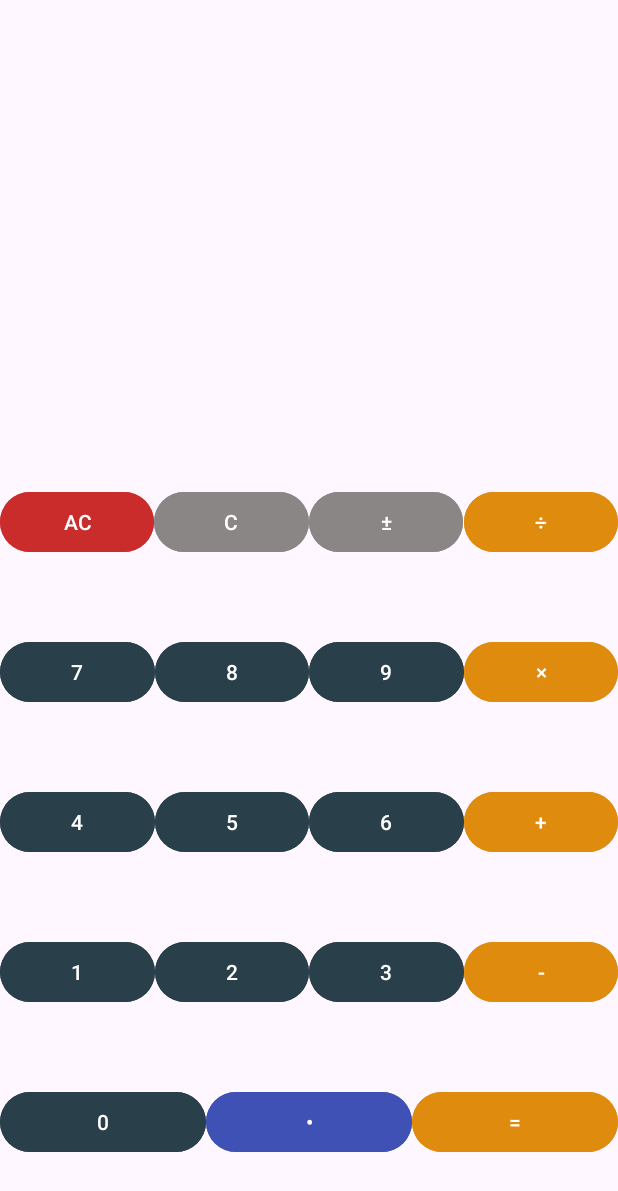
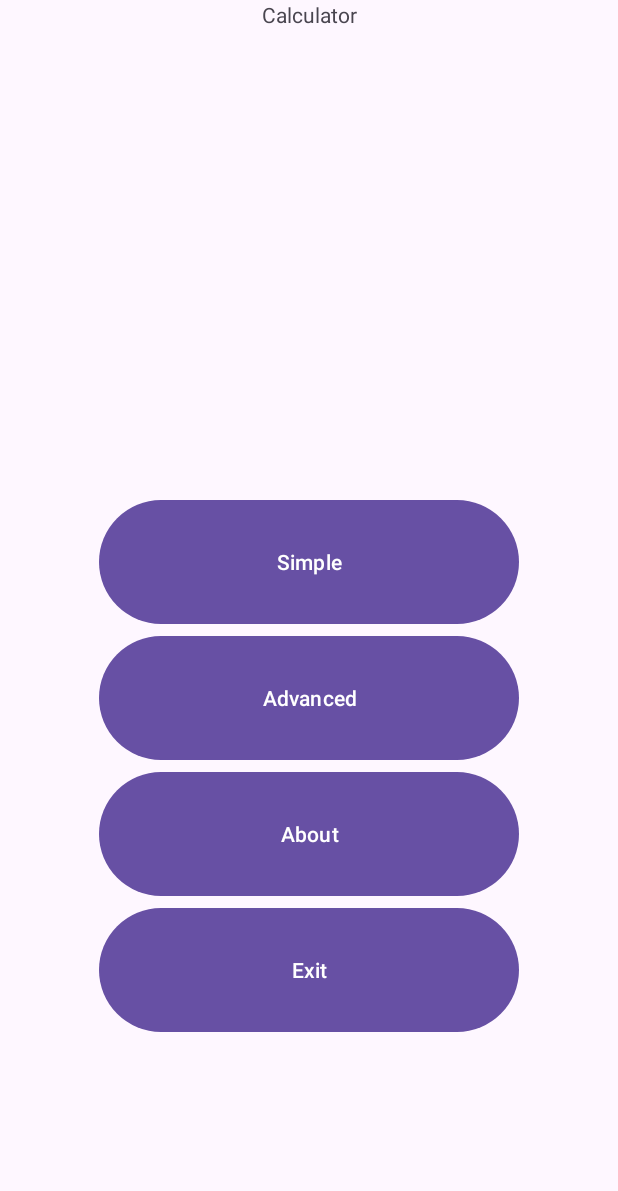
Before and after one commit to Wikcis/Calculator, an Android app: the screen it shows after launch (MainActivity before the commit, HomeScreen after it), on a phone screen of 412 x 824 dp. Shown: the top 1191 px of the screen. Run offline under Robolectric (Android 15) with nearby library versions, the phone set to English and light mode, and no system bars.

Commit message:
Add home screen, add buttons

```diff
--- a/app/src/main/AndroidManifest.xml
+++ b/app/src/main/AndroidManifest.xml
@@ -14,6 +14,9 @@
         tools:targetApi="31">
         <activity
             android:name=".MainActivity"
+            android:exported="false"/>
+        <activity
+            android:name=".HomeScreen"
             android:exported="true">
             <intent-filter>
                 <action android:name="android.intent.action.MAIN" />
--- /dev/null
+++ b/app/src/main/java/com/example/calculator/HomeScreen.kt
@@ -0,0 +1,31 @@
+package com.example.calculator
+
+import android.content.Intent
+import android.os.Bundle
+import android.widget.Button
+import androidx.activity.enableEdgeToEdge
+import androidx.appcompat.app.AppCompatActivity
+import androidx.core.view.ViewCompat
+import androidx.core.view.WindowInsetsCompat
+import com.example.calculator.databinding.ActivityHomeScreenBinding
+
+class HomeScreen : AppCompatActivity() {
+    private lateinit var binding: ActivityHomeScreenBinding
+    override fun onCreate(savedInstanceState: Bundle?) {
+        super.onCreate(savedInstanceState)
+        binding = ActivityHomeScreenBinding.inflate(layoutInflater)
+        setContentView(binding.root)
+        enableEdgeToEdge()
+
+        ViewCompat.setOnApplyWindowInsetsListener(findViewById(R.id.main)) { v, insets ->
+            val systemBars = insets.getInsets(WindowInsetsCompat.Type.systemBars())
+            v.setPadding(systemBars.left, systemBars.top, systemBars.right, systemBars.bottom)
+            insets
+        }
+
+        binding.simpleCalcButton.setOnClickListener {
+            val intent = Intent(this, MainActivity::class.java)
+            startActivity(intent)
+        }
+    }
+}
--- /dev/null
+++ b/app/src/main/res/layout/activity_home_screen.xml
@@ -0,0 +1,89 @@
+<?xml version="1.0" encoding="utf-8"?>
+<androidx.constraintlayout.widget.ConstraintLayout xmlns:android="http://schemas.android.com/apk/res/android"
+    xmlns:app="http://schemas.android.com/apk/res-auto"
+    xmlns:tools="http://schemas.android.com/tools"
+    android:id="@+id/main"
+    android:layout_width="match_parent"
+    android:layout_height="match_parent"
+    tools:context=".HomeScreen">
+
+    <Button
+        android:id="@+id/simpleCalcButton"
+        android:layout_width="0dp"
+        android:layout_height="0dp"
+        android:text="Simple"
+        app:layout_constraintBottom_toTopOf="@+id/advancedCalcButton"
+        app:layout_constraintEnd_toStartOf="@+id/guideline4"
+        app:layout_constraintStart_toStartOf="@+id/guideline2"
+        app:layout_constraintTop_toTopOf="@+id/guideline" />
+
+    <Button
+        android:id="@+id/advancedCalcButton"
+        android:layout_width="0dp"
+        android:layout_height="0dp"
+        android:text="Advanced"
+        app:layout_constraintBottom_toTopOf="@+id/aboutButton"
+        app:layout_constraintEnd_toStartOf="@+id/guideline4"
+        app:layout_constraintStart_toStartOf="@+id/guideline2"
+        app:layout_constraintTop_toBottomOf="@+id/simpleCalcButton" />
+
+    <Button
+        android:id="@+id/aboutButton"
+        android:layout_width="0dp"
+        android:layout_height="0dp"
+        android:text="About"
+        app:layout_constraintBottom_toTopOf="@+id/exitButton"
+        app:layout_constraintEnd_toStartOf="@+id/guideline4"
+        app:layout_constraintStart_toStartOf="@+id/guideline2"
+        app:layout_constraintTop_toBottomOf="@+id/advancedCalcButton" />
+
+    <Button
+        android:id="@+id/exitButton"
+        android:layout_width="0dp"
+        android:layout_height="0dp"
+        android:text="Exit"
+        app:layout_constraintBottom_toTopOf="@+id/guideline5"
+        app:layout_constraintEnd_toStartOf="@+id/guideline4"
+        app:layout_constraintHorizontal_bias="0.0"
+        app:layout_constraintStart_toStartOf="@+id/guideline2"
+        app:layout_constraintTop_toBottomOf="@+id/aboutButton" />
+
+    <TextView
+        android:id="@+id/calculatorTextView"
+        android:layout_width="0dp"
+        android:layout_height="0dp"
+        android:text="Calculator"
+        android:textAlignment="center"
+        app:layout_constraintBottom_toTopOf="@+id/guideline"
+        app:layout_constraintEnd_toEndOf="parent"
+        app:layout_constraintStart_toStartOf="parent"
+        app:layout_constraintTop_toTopOf="parent" />
+
+    <androidx.constraintlayout.widget.Guideline
+        android:id="@+id/guideline"
+        android:layout_width="wrap_content"
+        android:layout_height="wrap_content"
+        android:orientation="horizontal"
+        app:layout_constraintGuide_percent="0.4" />
+
+    <androidx.constraintlayout.widget.Guideline
+        android:id="@+id/guideline2"
+        android:layout_width="wrap_content"
+        android:layout_height="wrap_content"
+        android:orientation="vertical"
+        app:layout_constraintGuide_percent="0.16" />
+
+    <androidx.constraintlayout.widget.Guideline
+        android:id="@+id/guideline4"
+        android:layout_width="wrap_content"
+        android:layout_height="wrap_content"
+        android:orientation="vertical"
+        app:layout_constraintGuide_percent="0.84" />
+
+    <androidx.constraintlayout.widget.Guideline
+        android:id="@+id/guideline5"
+        android:layout_width="wrap_content"
+        android:layout_height="wrap_content"
+        android:orientation="horizontal"
+        app:layout_constraintGuide_percent="0.84" />
+</androidx.constraintlayout.widget.ConstraintLayout>
--- a/app/src/main/res/layout/activity_main.xml
+++ b/app/src/main/res/layout/activity_main.xml
@@ -10,10 +10,11 @@
     <Button
         android:id="@+id/clearButton"
         android:layout_width="0dp"
-        android:layout_height="wrap_content"
+        android:layout_height="0dp"
         android:backgroundTint="#8A8686"
         android:text="C"
         android:textColor="#FFFFFF"
+        android:textSize="34sp"
         app:layout_constraintBottom_toTopOf="@+id/eightButton"
         app:layout_constraintEnd_toStartOf="@+id/plusMinusButton"
         app:layout_constraintHorizontal_bias="0.5"
@@ -23,23 +24,24 @@
     <Button
         android:id="@+id/resultButton"
         android:layout_width="0dp"
-        android:layout_height="wrap_content"
+        android:layout_height="0dp"
         android:backgroundTint="#DF8B0E"
         android:text="="
         android:textColor="#FFFFFF"
+        android:textSize="34sp"
         app:layout_constraintBottom_toBottomOf="parent"
         app:layout_constraintEnd_toEndOf="parent"
-        app:layout_constraintHorizontal_bias="0.5"
         app:layout_constraintStart_toEndOf="@+id/dotButton"
         app:layout_constraintTop_toBottomOf="@+id/subtractButton" />
 
     <Button
         android:id="@+id/multiplyButton"
         android:layout_width="0dp"
-        android:layout_height="wrap_content"
+        android:layout_height="0dp"
         android:backgroundTint="#DF8B0E"
         android:text="×"
         android:textColor="#FFFFFF"
+        android:textSize="34sp"
         app:layout_constraintBottom_toTopOf="@+id/addButton"
         app:layout_constraintEnd_toEndOf="parent"
         app:layout_constraintHorizontal_bias="0.5"
@@ -49,10 +51,11 @@
     <Button
         android:id="@+id/fiveButton"
         android:layout_width="0dp"
-        android:layout_height="wrap_content"
+        android:layout_height="0dp"
         android:backgroundTint="#293F49"
         android:text="5"
         android:textColor="#FFFFFF"
+        android:textSize="34sp"
         app:layout_constraintBottom_toTopOf="@+id/twoButton"
         app:layout_constraintEnd_toStartOf="@+id/sixButton"
         app:layout_constraintHorizontal_bias="0.5"
@@ -62,23 +65,24 @@
     <Button
         android:id="@+id/dotButton"
         android:layout_width="0dp"
-        android:layout_height="wrap_content"
+        android:layout_height="0dp"
         android:backgroundTint="#3F51B5"
         android:text="•"
         android:textColor="#FFFFFF"
+        android:textSize="34sp"
         app:layout_constraintBottom_toBottomOf="parent"
-        app:layout_constraintEnd_toStartOf="@+id/resultButton"
-        app:layout_constraintHorizontal_bias="0.5"
-        app:layout_constraintStart_toEndOf="@+id/zeroButton"
+        app:layout_constraintEnd_toStartOf="@+id/threeButton"
+        app:layout_constraintStart_toEndOf="@+id/oneButton"
         app:layout_constraintTop_toBottomOf="@+id/twoButton" />
 
     <Button
         android:id="@+id/divisionButton"
         android:layout_width="0dp"
-        android:layout_height="wrap_content"
+        android:layout_height="0dp"
         android:backgroundTint="#DF8B0E"
         android:text="÷"
         android:textColor="#FFFFFF"
+        android:textSize="34sp"
         app:layout_constraintBottom_toTopOf="@+id/multiplyButton"
         app:layout_constraintEnd_toEndOf="parent"
         app:layout_constraintHorizontal_bias="0.5"
@@ -88,10 +92,11 @@
     <Button
         android:id="@+id/allClearButton"
         android:layout_width="0dp"
-        android:layout_height="wrap_content"
+        android:layout_height="0dp"
         android:backgroundTint="#CA2C2C"
         android:text="AC"
         android:textColor="#FFFFFF"
+        android:textSize="34sp"
         app:layout_constraintBottom_toTopOf="@+id/sevenButton"
         app:layout_constraintEnd_toStartOf="@+id/clearButton"
         app:layout_constraintHorizontal_bias="0.5"
@@ -101,10 +106,11 @@
     <Button
         android:id="@+id/oneButton"
         android:layout_width="0dp"
-        android:layout_height="wrap_content"
+        android:layout_height="0dp"
         android:backgroundTint="#293F49"
         android:text="1"
         android:textColor="#FFFFFF"
+        android:textSize="34sp"
         app:layout_constraintBottom_toTopOf="@+id/zeroButton"
         app:layout_constraintEnd_toStartOf="@+id/twoButton"
         app:layout_constraintHorizontal_bias="0.5"
@@ -114,10 +120,11 @@
     <Button
         android:id="@+id/sixButton"
         android:layout_width="0dp"
-        android:layout_height="wrap_content"
+        android:layout_height="0dp"
         android:backgroundTint="#293F49"
         android:text="6"
         android:textColor="#FFFFFF"
+        android:textSize="34sp"
         app:layout_constraintBottom_toTopOf="@+id/twoButton"
         app:layout_constraintEnd_toStartOf="@+id/addButton"
         app:layout_constraintHorizontal_bias="0.5"
@@ -127,10 +134,11 @@
     <Button
         android:id="@+id/addButton"
         android:layout_width="0dp"
-        android:layout_height="wrap_content"
+        android:layout_height="0dp"
         android:backgroundTint="#DF8B0E"
         android:text="+"
         android:textColor="#FFFFFF"
+        android:textSize="34sp"
         app:layout_constraintBottom_toTopOf="@+id/subtractButton"
         app:layout_constraintEnd_toEndOf="parent"
         app:layout_constraintHorizontal_bias="0.5"
@@ -140,10 +148,11 @@
     <Button
         android:id="@+id/sevenButton"
         android:layout_width="0dp"
-        android:layout_height="wrap_content"
+        android:layout_height="0dp"
         android:backgroundTint="#293F49"
         android:text="7"
         android:textColor="#FFFFFF"
+        android:textSize="34sp"
         app:layout_constraintBottom_toTopOf="@+id/fourButton"
         app:layout_constraintEnd_toStartOf="@+id/eightButton"
         app:layout_constraintHorizontal_bias="0.5"
@@ -153,10 +162,11 @@
     <Button
         android:id="@+id/threeButton"
         android:layout_width="0dp"
-        android:layout_height="wrap_content"
+        android:layout_height="0dp"
         android:backgroundTint="#293F49"
         android:text="3"
         android:textColor="#FFFFFF"
+        android:textSize="34sp"
         app:layout_constraintBottom_toTopOf="@+id/dotButton"
         app:layout_constraintEnd_toStartOf="@+id/subtractButton"
         app:layout_constraintHorizontal_bias="0.5"
@@ -166,10 +176,11 @@
     <Button
         android:id="@+id/twoButton"
         android:layout_width="0dp"
-        android:layout_height="wrap_content"
+        android:layout_height="0dp"
         android:backgroundTint="#293F49"
         android:text="2"
         android:textColor="#FFFFFF"
+        android:textSize="34sp"
         app:layout_constraintBottom_toTopOf="@+id/dotButton"
         app:layout_constraintEnd_toStartOf="@+id/threeButton"
         app:layout_constraintHorizontal_bias="0.5"
@@ -179,10 +190,11 @@
     <Button
         android:id="@+id/eightButton"
         android:layout_width="0dp"
-        android:layout_height="wrap_content"
+        android:layout_height="0dp"
         android:backgroundTint="#293F49"
         android:text="8"
         android:textColor="#FFFFFF"
+        android:textSize="34sp"
         app:layout_constraintBottom_toTopOf="@+id/fiveButton"
         app:layout_constraintEnd_toStartOf="@+id/nineButton"
         app:layout_constraintHorizontal_bias="0.5"
@@ -192,23 +204,24 @@
     <Button
         android:id="@+id/zeroButton"
         android:layout_width="0dp"
-        android:layout_height="wrap_content"
+        android:layout_height="0dp"
         android:backgroundTint="#293F49"
         android:text="0"
         android:textColor="#FFFFFF"
+        android:textSize="34sp"
         app:layout_constraintBottom_toBottomOf="parent"
-        app:layout_constraintEnd_toStartOf="@+id/dotButton"
-        app:layout_constraintHorizontal_bias="0.5"
+        app:layout_constraintEnd_toEndOf="@+id/oneButton"
         app:layout_constraintStart_toStartOf="parent"
         app:layout_constraintTop_toBottomOf="@+id/oneButton" />
 
     <Button
         android:id="@+id/nineButton"
         android:layout_width="0dp"
-        android:layout_height="wrap_content"
+        android:layout_height="0dp"
         android:backgroundTint="#293F49"
         android:text="9"
         android:textColor="#FFFFFF"
+        android:textSize="34sp"
         app:layout_constraintBottom_toTopOf="@+id/fiveButton"
         app:layout_constraintEnd_toStartOf="@+id/multiplyButton"
         app:layout_constraintHorizontal_bias="0.5"
@@ -218,10 +231,11 @@
     <Button
         android:id="@+id/subtractButton"
         android:layout_width="0dp"
-        android:layout_height="wrap_content"
+        android:layout_height="0dp"
         android:backgroundTint="#DF8B0E"
         android:text="-"
         android:textColor="#FFFFFF"
+        android:textSize="34sp"
         app:layout_constraintBottom_toTopOf="@+id/resultButton"
         app:layout_constraintEnd_toEndOf="parent"
         app:layout_constraintHorizontal_bias="0.5"
@@ -231,10 +245,11 @@
     <Button
         android:id="@+id/fourButton"
         android:layout_width="0dp"
-        android:layout_height="wrap_content"
+        android:layout_height="0dp"
         android:backgroundTint="#293F49"
         android:text="4"
         android:textColor="#FFFFFF"
+        android:textSize="34sp"
         app:layout_constraintBottom_toTopOf="@+id/oneButton"
         app:layout_constraintEnd_toStartOf="@+id/fiveButton"
         app:layout_constraintHorizontal_bias="0.5"
@@ -244,10 +259,11 @@
     <Button
         android:id="@+id/plusMinusButton"
         android:layout_width="0dp"
-        android:layout_height="wrap_content"
+        android:layout_height="0dp"
         android:backgroundTint="#8A8686"
         android:text="±"
         android:textColor="#FFFFFF"
+        android:textSize="34sp"
         app:layout_constraintBottom_toTopOf="@+id/eightButton"
         app:layout_constraintEnd_toStartOf="@+id/divisionButton"
         app:layout_constraintHorizontal_bias="0.5"
@@ -259,6 +275,21 @@
         android:layout_width="wrap_content"
         android:layout_height="wrap_content"
         android:orientation="horizontal"
-        app:layout_constraintGuide_percent="0.33" />
+        app:layout_constraintGuide_percent="0.32996634" />
+
+    <TextView
+        android:id="@+id/resultView"
+        android:layout_width="0dp"
+        android:layout_height="0dp"
+        android:text="0"
+        android:textAlignment="textEnd"
+        android:textIsSelectable="false"
+        android:textSize="34sp"
+        app:layout_constraintBottom_toTopOf="@+id/guideline3"
+        app:layout_constraintEnd_toEndOf="parent"
+        app:layout_constraintHorizontal_bias="1.0"
+        app:layout_constraintStart_toStartOf="parent"
+        app:layout_constraintTop_toTopOf="parent"
+        app:layout_constraintVertical_bias="1.0" />
 
 </androidx.constraintlayout.widget.ConstraintLayout>
```
Also changed, not shown: app/build.gradle.kts (+8 -2 lines), app/src/main/java/com/example/calculator/MainActivity.kt (+88 -2 lines).
